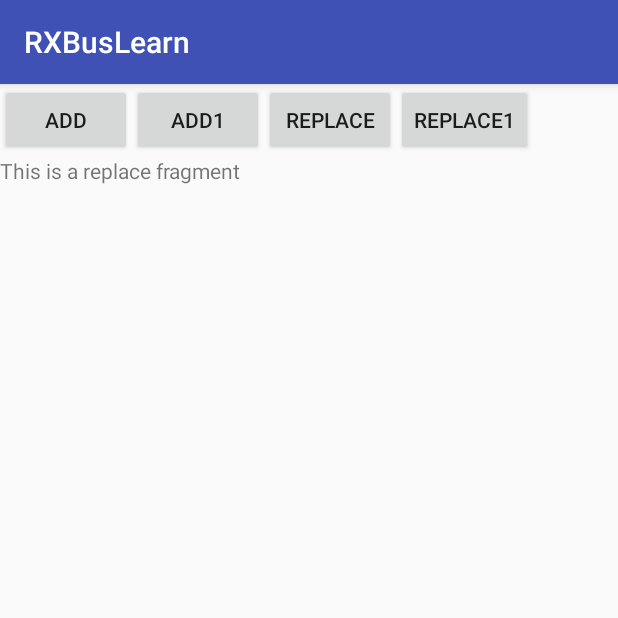
After one commit to zhenglingkun/RXBusLearn, an Android app: the fragment ReplaceFragment placed in its activity, on a phone screen of 412 x 824 dp, the top half of it. The commit adds this screen. Run offline under Robolectric (Android 15) with nearby library versions, the phone set to English and light mode, and no system bars; our stand-ins replace ButterKnife.

Commit message:
ADDED fragment learn

```diff
--- a/app/src/main/AndroidManifest.xml
+++ b/app/src/main/AndroidManifest.xml
@@ -8,14 +8,16 @@
         android:label="@string/app_name"
         android:supportsRtl="true"
         android:theme="@style/AppTheme">
-        <activity android:name=".MainActivity">
+        <activity android:name=".fragmentlearn.LifecycleFragmentActivity">
             <intent-filter>
                 <action android:name="android.intent.action.MAIN"/>
 
                 <category android:name="android.intent.category.LAUNCHER"/>
             </intent-filter>
         </activity>
-        <activity android:name=".RxBusActivity"/>
+        <activity
+            android:name=".RxBusActivity"
+            android:screenOrientation="portrait"/>
     </application>
 
 </manifest>
--- /dev/null
+++ b/app/src/main/java/zlk/com/rxbuslearn/fragmentlearn/LifecycleFragmentActivity.java
@@ -0,0 +1,105 @@
+package zlk.com.rxbuslearn.fragmentlearn;
+
+import android.os.Bundle;
+import android.support.annotation.Nullable;
+import android.support.v4.app.Fragment;
+import android.support.v7.app.AppCompatActivity;
+import android.view.View;
+import android.widget.Button;
+
+import butterknife.BindView;
+import butterknife.ButterKnife;
+import butterknife.OnClick;
+import zlk.com.rxbuslearn.R;
+
+/**
+ * Created by kun on 2016/7/14.
+ */
+public class LifecycleFragmentActivity extends AppCompatActivity {
+
+    @BindView(R.id.add_bt)
+    Button mAddBt;
+    @BindView(R.id.replace_bt)
+    Button mReplaceBt;
+    @BindView(R.id.add1_bt)
+    Button mAdd1Bt;
+    @BindView(R.id.replace1_bt)
+    Button mReplace1Bt;
+
+    private AddFragment mAddFragment;
+    private AddFragment mAddFragment1;
+    private Fragment mCurrentFragment;
+
+    @Override
+    protected void onCreate(@Nullable Bundle savedInstanceState) {
+        super.onCreate(savedInstanceState);
+        setContentView(R.layout.activity_fragment_lifecycle);
+        ButterKnife.bind(this);
+        mAddFragment = AddFragment.newInstance("First");
+        mAddFragment1 = AddFragment.newInstance("Second");
+    }
+
+    @OnClick({R.id.add_bt, R.id.replace_bt, R.id.add1_bt, R.id.replace1_bt})
+    public void onClick(View view) {
+        switch (view.getId()) {
+            case R.id.add_bt:
+                addFragment(mCurrentFragment, mAddFragment);
+                mCurrentFragment = mAddFragment;
+                break;
+            case R.id.add1_bt:
+                addFragment(mCurrentFragment, mAddFragment1);
+                mCurrentFragment = mAddFragment1;
+                break;
+            case R.id.replace_bt:
+                getSupportFragmentManager()
+                        .beginTransaction()
+                        .replace(R.id.container_fragment, new ReplaceFragment())
+                        .commit();
+                break;
+            case R.id.replace1_bt:
+                getSupportFragmentManager()
+                        .beginTransaction()
+                        .replace(R.id.container_fragment, new AddFragment())
+                        .commit();
+                break;
+        }
+    }
+
+    private void addFragment(Fragment currentFragment, Fragment toFragment) {
+
+        if (currentFragment == null) {
+            getSupportFragmentManager()
+                    .beginTransaction()
+                    .add(R.id.container_fragment, toFragment)
+                    .commit();
+        } else {
+            if (currentFragment.equals(toFragment)) {
+                return;
+            }
+
+            if (currentFragment.isAdded() && toFragment.isAdded()) {
+                getSupportFragmentManager()
+                        .beginTransaction()
+                        .hide(currentFragment)
+                        .show(toFragment)
+                        .commit();
+            } else {
+                if (currentFragment.isAdded()) {
+                    if (!toFragment.isAdded()) {
+                        getSupportFragmentManager()
+                                .beginTransaction()
+                                .hide(currentFragment)
+                                .add(R.id.container_fragment, toFragment)
+                                .commit();
+                    }
+                } else {
+                    getSupportFragmentManager()
+                            .beginTransaction()
+                            .add(R.id.container_fragment, currentFragment)
+                            .commit();
+                }
+            }
+        }
+
+    }
+}
--- /dev/null
+++ b/app/src/main/java/zlk/com/rxbuslearn/fragmentlearn/ReplaceFragment.java
@@ -0,0 +1,89 @@
+package zlk.com.rxbuslearn.fragmentlearn;
+
+import android.content.Context;
+import android.os.Bundle;
+import android.support.annotation.Nullable;
+import android.support.v4.app.Fragment;
+import android.util.Log;
+import android.view.LayoutInflater;
+import android.view.View;
+import android.view.ViewGroup;
+
+import zlk.com.rxbuslearn.R;
+
+/**
+ * Created by kun on 2016/7/14.
+ */
+public class ReplaceFragment extends Fragment {
+
+    private static final String TAG = ReplaceFragment.class.getSimpleName();
+
+    @Override
+    public void onAttach(Context context) {
+        super.onAttach(context);
+        Log.i(TAG, "onAttach: ");
+    }
+
+    @Override
+    public void onCreate(@Nullable Bundle savedInstanceState) {
+        super.onCreate(savedInstanceState);
+        Log.i(TAG, "onCreate: ");
+    }
+
+    @Nullable
+    @Override
+    public View onCreateView(LayoutInflater inflater, @Nullable ViewGroup container, @Nullable Bundle savedInstanceState) {
+        Log.i(TAG, "onCreateView: ");
+        View view = inflater.inflate(R.layout.fragment_replace, container, false);
+        return view;
+    }
+
+    @Override
+    public void onActivityCreated(@Nullable Bundle savedInstanceState) {
+        super.onActivityCreated(savedInstanceState);
+        Log.i(TAG, "onActivityCreated: ");
+    }
+
+    @Override
+    public void onStop() {
+        super.onStop();
+        Log.i(TAG, "onStop: ");
+    }
+
+    @Override
+    public void onResume() {
+        super.onResume();
+        Log.i(TAG, "onResume: ");
+    }
+
+    @Override
+    public void onStart() {
+        super.onStart();
+        Log.i(TAG, "onStart: ");
+    }
+
+    @Override
+    public void onPause() {
+        super.onPause();
+        Log.i(TAG, "onPause: ");
+    }
+
+    @Override
+    public void onDestroy() {
+        super.onDestroy();
+        Log.i(TAG, "onDestroy: ");
+    }
+
+    @Override
+    public void onDestroyView() {
+        super.onDestroyView();
+        Log.i(TAG, "onDestroyView: ");
+    }
+
+    @Override
+    public void onDetach() {
+        super.onDetach();
+        Log.i(TAG, "onDetach: ");
+    }
+
+}
--- /dev/null
+++ b/app/src/main/res/layout/activity_fragment_lifecycle.xml
@@ -0,0 +1,41 @@
+<?xml version="1.0" encoding="utf-8"?>
+<LinearLayout xmlns:android="http://schemas.android.com/apk/res/android"
+              android:orientation="vertical"
+              android:layout_width="match_parent"
+              android:layout_height="match_parent">
+
+    <LinearLayout
+        android:layout_width="match_parent"
+        android:layout_height="wrap_content"
+        android:orientation="horizontal">
+        <Button
+            android:id="@+id/add_bt"
+            android:layout_width="wrap_content"
+            android:layout_height="wrap_content"
+            android:text="ADD"/>
+
+        <Button
+            android:id="@+id/add1_bt"
+            android:layout_width="wrap_content"
+            android:layout_height="wrap_content"
+            android:text="ADD1"/>
+
+        <Button
+            android:id="@+id/replace_bt"
+            android:layout_width="wrap_content"
+            android:layout_height="wrap_content"
+            android:text="REPLACE"/>
+
+        <Button
+            android:id="@+id/replace1_bt"
+            android:layout_width="wrap_content"
+            android:layout_height="wrap_content"
+            android:text="REPLACE1"/>
+    </LinearLayout>
+
+    <FrameLayout
+        android:id="@+id/container_fragment"
+        android:layout_width="match_parent"
+        android:layout_height="match_parent"/>
+
+</LinearLayout>
--- /dev/null
+++ b/app/src/main/res/layout/fragment_replace.xml
@@ -0,0 +1,12 @@
+<?xml version="1.0" encoding="utf-8"?>
+<LinearLayout xmlns:android="http://schemas.android.com/apk/res/android"
+              android:orientation="vertical"
+              android:layout_width="match_parent"
+              android:layout_height="match_parent">
+
+    <TextView
+        android:layout_width="wrap_content"
+        android:layout_height="wrap_content"
+        android:text="This is a replace fragment"/>
+
+</LinearLayout>
```
Also changed, not shown: app/src/main/java/zlk/com/rxbuslearn/MainActivity.java (+12 -0 lines), app/src/main/java/zlk/com/rxbuslearn/fragmentlearn/AddFragment.java (added, +106 -0 lines), app/src/main/res/layout/fragment_add.xml (added, +13 -0 lines).
